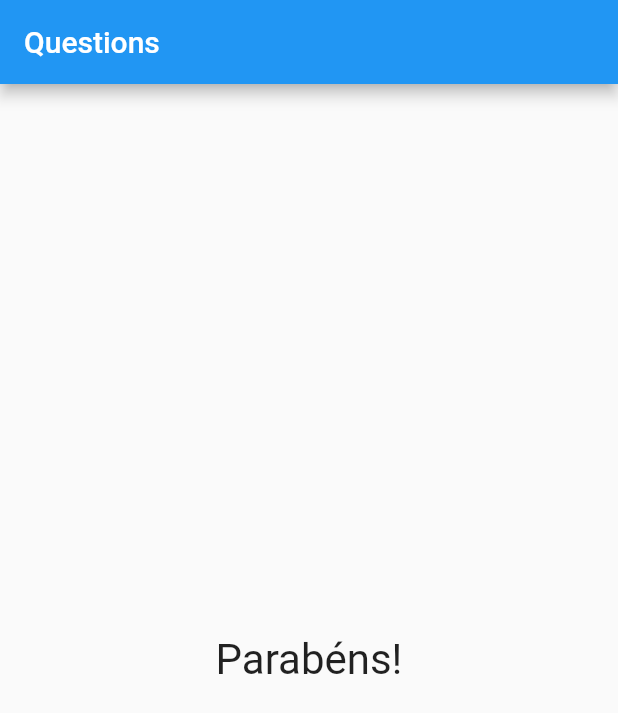
After one commit to matheus-paulino/init-dart, a Flutter app: the screen it shows after launch, after a tap on "Preto", after a tap on "Girafa", on a phone screen of 412 x 824 dp. The commit adds this screen. Shown: the top 713 px of the screen. Run offline on Flutter 3.47's test engine with Material 2 defaults, Android fonts, the phone set to English and light mode, and no system bars.

Commit message:
widget result

```diff
--- a/lib/main.dart
+++ b/lib/main.dart
@@ -2,6 +2,8 @@ import 'package:flutter/material.dart';
 
 import './question.dart';
 import 'answer.dart';
+import './result.dart';
+
 
 main() {
   runApp(new AskApp());
@@ -58,12 +60,7 @@ class QuestionAppState extends State<AskApp> {
                   ...responses.map((t) => Answer(t, _response)).toList()
                 ],
               )
-            : Center(
-                child: Text(
-                  'Parabéns!',
-                  style: TextStyle(fontSize: 28),
-                ),
-              ),
+            : Result()
       ),
     );
   }
--- /dev/null
+++ b/lib/result.dart
@@ -0,0 +1,15 @@
+import 'package:flutter/material.dart';
+
+class Result extends StatelessWidget {
+  const Result({Key key}) : super(key: key);
+
+  @override
+  Widget build(BuildContext context) {
+    return new Center(
+      child: Text(
+        'Parabéns!',
+        style: TextStyle(fontSize: 28),
+      ),
+    );
+  }
+}
```
